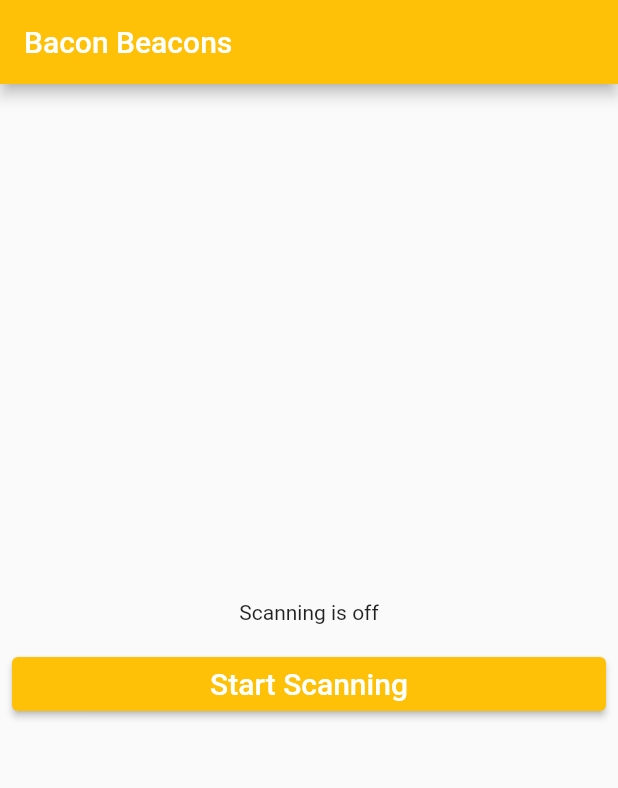
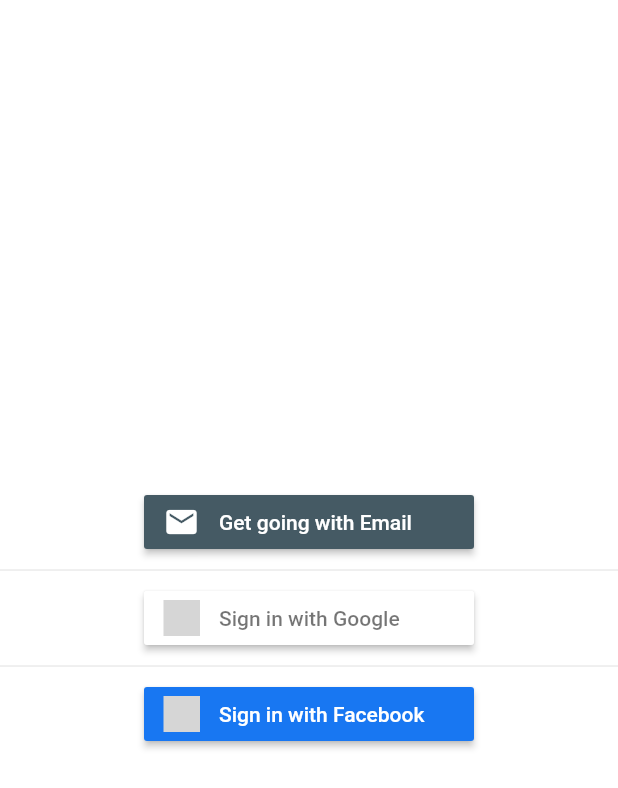
Before and after one commit to syaza-b/bacon, a Flutter app: the screen it shows after launch, on a phone screen of 412 x 824 dp. Shown: the top 788 px of the screen. Run offline on Flutter 3.47's test engine with Material 2 defaults, Android fonts, the phone set to English and light mode, and no system bars; our stand-ins replace flutter_local_notifications, flutter_signin_button; missing offline and left inert: beacons_plugin; grey boxes are pictures that could not be loaded.

Commit message:
Simple login UI added(no auth)

```diff
--- /dev/null
+++ b/lib/login.dart
@@ -0,0 +1,52 @@
+import 'package:bacon/main.dart';
+import 'package:flutter/foundation.dart';
+import 'package:flutter/material.dart';
+import 'package:flutter_signin_button/flutter_signin_button.dart';
+
+class SignInPage extends StatelessWidget {
+  const SignInPage({super.key});
+
+  void _showButtonPressDialog(BuildContext context, String provider) {
+    //shud put some condition if signed in then open app
+    Navigator.push(
+      context,
+      MaterialPageRoute(builder: (context) => const Bacon()),
+    );
+    if (kDebugMode) {
+      print("What is click $provider");
+    }
+  }
+
+  @override
+  Widget build(BuildContext context) {
+    return Center(
+      child: Column(
+          mainAxisAlignment: MainAxisAlignment.center,
+          children: <Widget>[
+            SignInButtonBuilder(
+              text: 'Get going with Email',
+              icon: Icons.email,
+              onPressed: () {
+                _showButtonPressDialog(context, 'Email');
+              },
+              backgroundColor: Colors.blueGrey[700]!,
+              width: 220.0,
+            ),
+            Divider(),
+            SignInButton(
+              Buttons.Google,
+              onPressed: () {
+                _showButtonPressDialog(context, 'Google');
+              },
+            ),
+            Divider(),
+            SignInButton(
+              Buttons.FacebookNew,
+              onPressed: () {
+                _showButtonPressDialog(context, 'FacebookNew');
+              },
+            ),
+          ]),
+    );
+  }
+}
--- a/lib/main.dart
+++ b/lib/main.dart
@@ -8,10 +8,15 @@
 import 'package:flutter/material.dart';
 import 'package:flutter_local_notifications/flutter_local_notifications.dart';
 import 'dart:convert';
+import 'login.dart';
 
 Future<void> main() async {
   WidgetsFlutterBinding.ensureInitialized();
-  runApp(const Bacon());
+  runApp(const MaterialApp(
+    home: SignInPage(),
+    title: 'My App',
+    // Add other app properties here as needed
+  ));
 }
 
 class Bacon extends StatefulWidget {
--- a/pubspec.yaml
+++ b/pubspec.yaml
@@ -39,6 +39,7 @@
   intl: ^0.18.0
   flutter_local_notifications: ^13.0.0
   geolocator: ^9.0.2
+  flutter_signin_button: ^2.0.0
 
 dev_dependencies:
   flutter_test:
```
Also changed, not shown: pubspec.lock, 2 other files.
